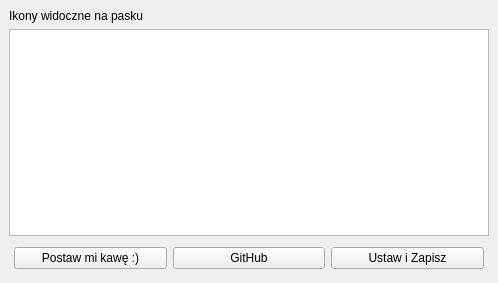
Qt form power_pin/power_pin_dockwidget_base.ui (Rzezimioszek/QGIS-power-pin) before a commit.
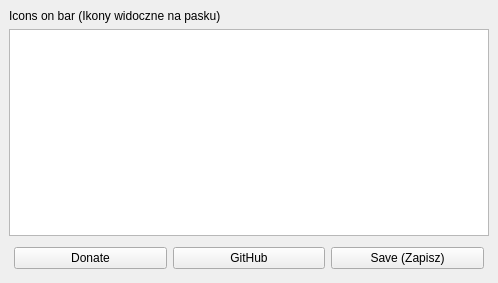
The same form after that commit.

```diff
--- a/power_pin/power_pin_dockwidget_base.ui
+++ b/power_pin/power_pin_dockwidget_base.ui
@@ -45,7 +45,7 @@
       <item>
        <widget class="QPushButton" name="pushButton_2">
         <property name="text">
-         <string>Postaw mi kawę :)</string>
+         <string>Donate</string>
         </property>
        </widget>
       </item>
@@ -59,7 +59,7 @@
       <item>
        <widget class="QPushButton" name="pushButton">
         <property name="text">
-         <string>Ustaw i Zapisz</string>
+         <string>Save (Zapisz)</string>
         </property>
        </widget>
       </item>
@@ -68,7 +68,7 @@
     <item row="1" column="0">
      <widget class="QLabel" name="label">
       <property name="text">
-       <string>Ikony widoczne na pasku</string>
+       <string>Icons on bar (Ikony widoczne na pasku)</string>
       </property>
      </widget>
     </item>
```
